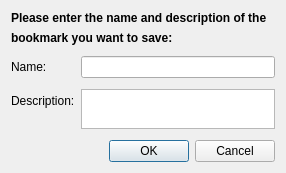
First picture: the form in trunk/GoFigure2Beta/Code/GUI/lib/QGoDBCreateBookmarkDialog.ui, repository gofigure2/GoFigure2, before the edit.
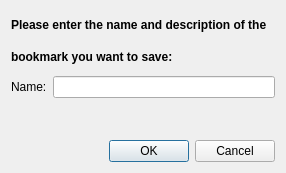
Second picture: the form after the edit.

Commit message: creation of QTextEditChild to restrein the number of characters entered by the user as there is a restriction in the database

Patch:
```diff
--- a/trunk/GoFigure2Beta/Code/GUI/lib/QGoDBCreateBookmarkDialog.ui
+++ b/trunk/GoFigure2Beta/Code/GUI/lib/QGoDBCreateBookmarkDialog.ui
@@ -51,6 +51,9 @@
      </item>
      <item>
       <layout class="QFormLayout" name="formLayout">
+       <property name="fieldGrowthPolicy">
+        <enum>QFormLayout::AllNonFixedFieldsGrow</enum>
+       </property>
        <item row="0" column="0">
         <widget class="QLabel" name="NameLabel">
          <property name="text">
@@ -58,23 +61,6 @@
          </property>
         </widget>
        </item>
-       <item row="1" column="0">
-        <widget class="QLabel" name="Descriptionlabel">
-         <property name="text">
-          <string>Description:</string>
-         </property>
-        </widget>
-       </item>
-       <item row="1" column="1">
-        <widget class="QTextEdit" name="DescriptionLineEdit">
-         <property name="maximumSize">
-          <size>
-           <width>300</width>
-           <height>40</height>
-          </size>
-         </property>
-        </widget>
-       </item>
        <item row="0" column="1">
         <widget class="QLineEdit" name="NameLineEdit"/>
        </item>
```
Left out of the diff: 3 changed lines with no effect on the pictures. The commit also changes 4 other files.
